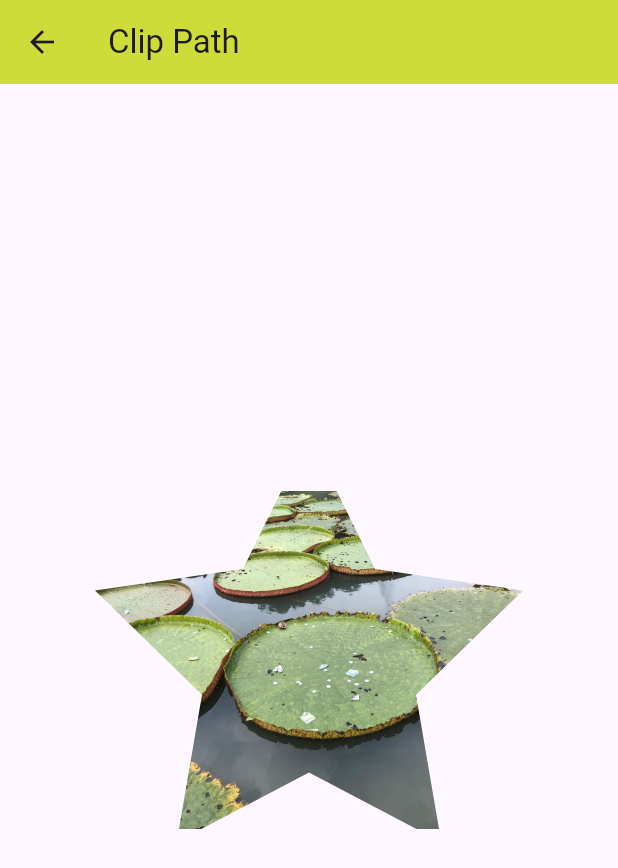
After one commit to yabsiraditya/learn-flutter, a Flutter app: the ClipPaths screen opened directly, on a phone screen of 412 x 824 dp. The commit adds this screen. Shown: the top 868 px of the screen. Run offline on Flutter 3.47's test engine with Material 3 defaults, Android fonts, the phone set to English and light mode, and no system bars; our stand-ins replace audioplayers, qr_flutter; missing offline and left inert: flutter_barcode_scanner.

Commit message:
update clip-path

```diff
--- /dev/null
+++ b/lib/clipPath.dart
@@ -0,0 +1,65 @@
+import 'package:flutter/material.dart';
+import 'dart:math' as math;
+
+class ClipPaths extends StatelessWidget {
+  const ClipPaths({super.key});
+
+  @override
+  Widget build(BuildContext context) {
+    return Scaffold(
+      appBar: AppBar(
+        title: Text("Clip Path"),
+        backgroundColor: Colors.lime,
+      ),
+      body: Center(
+        child: ClipPath(
+          clipper: MyClipper(),
+          child: Image(
+            width: 300,
+            image: AssetImage('images/1.jpeg'),
+          ),
+        ),
+      ),
+    );
+  }
+}
+
+const STAR_POINTS = 5;
+
+class MyClipper extends CustomClipper<Path> {
+  @override
+  Path getClip(Size size) {
+    // TODO: implement getClip
+    var centerX = size.width / 2;
+    var centerY = size.height / 2;
+
+    var path = Path();
+
+    var radius = size.width / 2;
+    var inner = radius / 2;
+    var rotation = math.pi / 2 * 3;
+    var step = math.pi / STAR_POINTS;
+
+    path.lineTo(centerX, centerY - radius);
+
+    for (var i = 0; i < STAR_POINTS; i++) {
+      var x = centerX + math.cos(rotation) * radius;
+      var y = centerY + math.sin(rotation) * radius;
+      path.lineTo(x, y);
+      rotation += step;
+
+      x = centerX + math.cos(rotation) * inner;
+      y = centerY + math.sin(rotation) * inner;
+      path.lineTo(x, y);
+      rotation += step;
+    }
+
+    path.lineTo(centerX, centerY - radius);
+    path.close();
+
+    return path;
+  }
+
+  @override
+  bool shouldReclip(covariant CustomClipper<Path> oldClipper) => false;
+}
--- a/lib/colorFullButton.dart
+++ b/lib/colorFullButton.dart
@@ -1,6 +1,7 @@
 import 'package:flutter/material.dart';
 import 'dart:math';
 
+// ignore: must_be_immutable
 class ColorFullButton extends StatefulWidget {
   Color mainColor, secondColor;
   IconData iconData;
--- a/lib/main.dart
+++ b/lib/main.dart
@@ -1,5 +1,5 @@
 import 'package:flutter/material.dart';
-import 'package:learn_flutter/fontFeature.dart';
+import 'package:learn_flutter/postTest.dart';
 
 void main() => runApp(MyApp());
 
@@ -8,7 +8,7 @@ class MyApp extends StatelessWidget {
   Widget build(BuildContext context) {
     return MaterialApp(
       debugShowCheckedModeBanner: false,
-      home: FontFeatures(),
+      home: MethodPost(),
     );
   }
 }
--- /dev/null
+++ b/lib/post_result_model.dart
@@ -0,0 +1 @@
+import 'package:http/http.dart' as http;
--- a/pubspec.yaml
+++ b/pubspec.yaml
@@ -38,6 +38,9 @@ dependencies:
   qr_flutter: ^4.1.0
   flutter_barcode_scanner: ^2.0.0
   audioplayers: ^6.1.0
+  intl: ^0.19.0
+  http: ^1.2.2
+
 
 
 dev_dependencies:
```
Also changed, not shown: lib/postTest.dart (added, +27 -0 lines), pubspec.lock.
